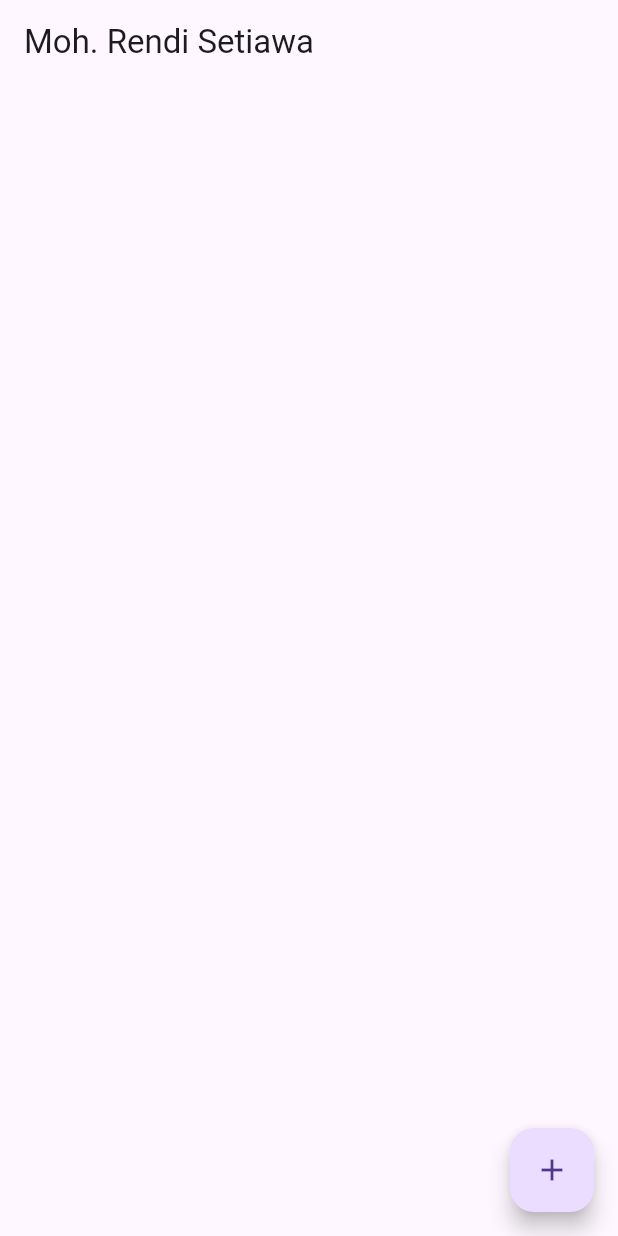
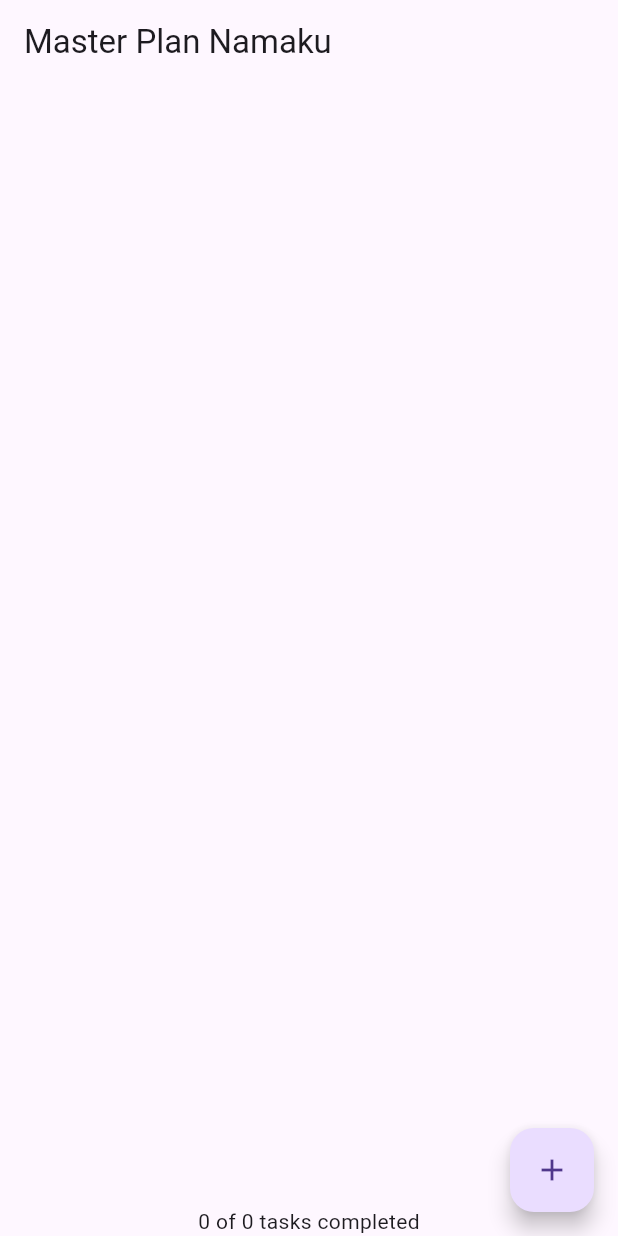
Before and after one commit to setiawan7490/master_plan, a Flutter app: the screen it shows after launch, on a phone screen of 412 x 824 dp. Run offline on Flutter 3.47's test engine with Material 3 defaults, Android fonts, the phone set to English and light mode, and no system bars.

Commit message:
hello_world

```diff
--- a/lib/main.dart
+++ b/lib/main.dart
@@ -9,8 +9,8 @@ class MasterPlanApp extends StatelessWidget {
   @override
   Widget build(BuildContext context) {
     return MaterialApp(
-     theme: ThemeData(primarySwatch: Colors.purple),
-     home: PlanScreen(),
+      theme: ThemeData(primarySwatch: Colors.purple),
+      home: const PlanScreen(),
     );
   }
 }
--- a/lib/views/plan_screen.dart
+++ b/lib/views/plan_screen.dart
@@ -1,5 +1,5 @@
+import 'package:flutter/material.dart';
 import '../models/data_layer.dart';
-import 'package:flutter/material.dart';
 
 class PlanScreen extends StatefulWidget {
   const PlanScreen({super.key});
@@ -10,7 +10,6 @@ class PlanScreen extends StatefulWidget {
 
 class _PlanScreenState extends State<PlanScreen> {
   Plan plan = const Plan();
-
   late ScrollController scrollController;
 
   @override
@@ -23,10 +22,23 @@ class _PlanScreenState extends State<PlanScreen> {
   }
 
   @override
+  void dispose() {
+    scrollController.dispose();
+    super.dispose();
+  }
+
+  @override
   Widget build(BuildContext context) {
     return Scaffold(
-      appBar: AppBar(title: const Text('Moh. Rendi Setiawa')),
-      body: _buildList(),
+      appBar: AppBar(title: const Text('Master Plan Namaku')),
+      body: Column(
+        children: [
+          Expanded(child: _buildList()),
+          SafeArea(
+            child: Text('${plan.tasks.where((t) => t.complete).length} of ${plan.tasks.length} tasks completed'),
+          ),
+        ],
+      ),
       floatingActionButton: _buildAddTaskButton(),
     );
   }
@@ -90,10 +102,4 @@ class _PlanScreenState extends State<PlanScreen> {
       ),
     );
   }
-
-  @override
-  void dispose() {
-    scrollController.dispose();
-    super.dispose();
-  }
 }
```
